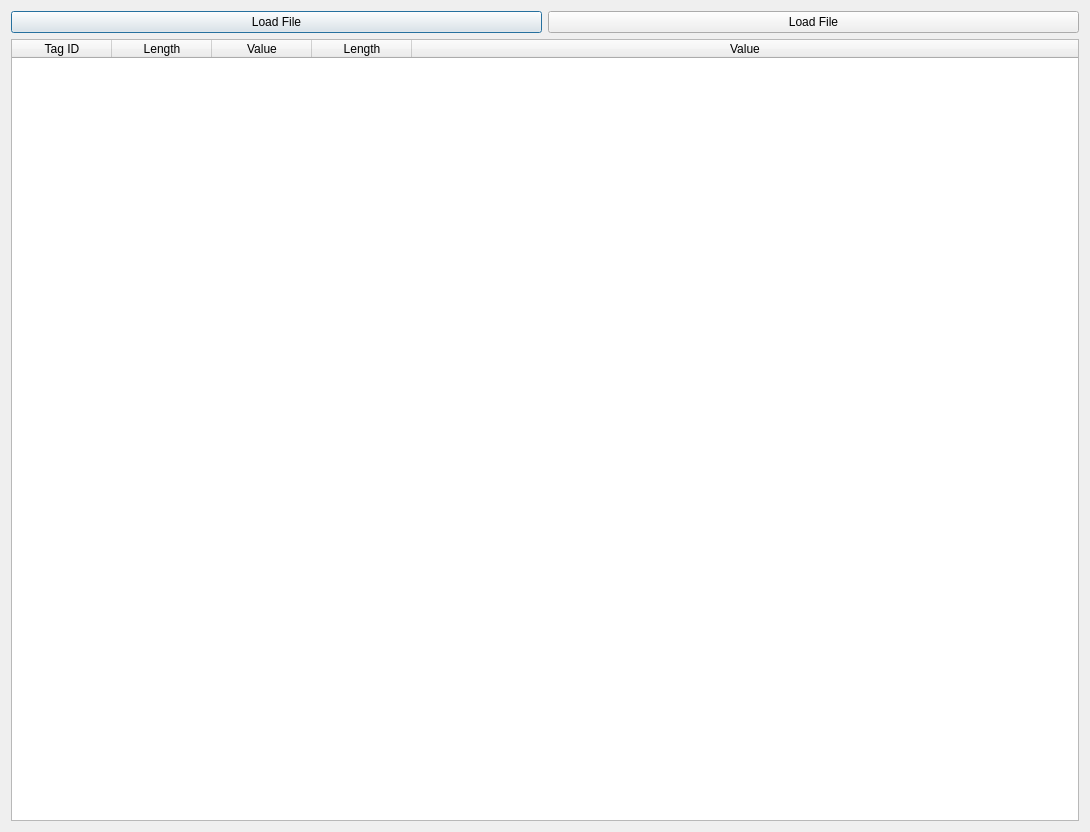
Qt form DICOM-Viewer/DICOM-Viewer/CompareDialog.ui (GavriloviciEduard/DICOM-Extractor-Viewer) before a commit.
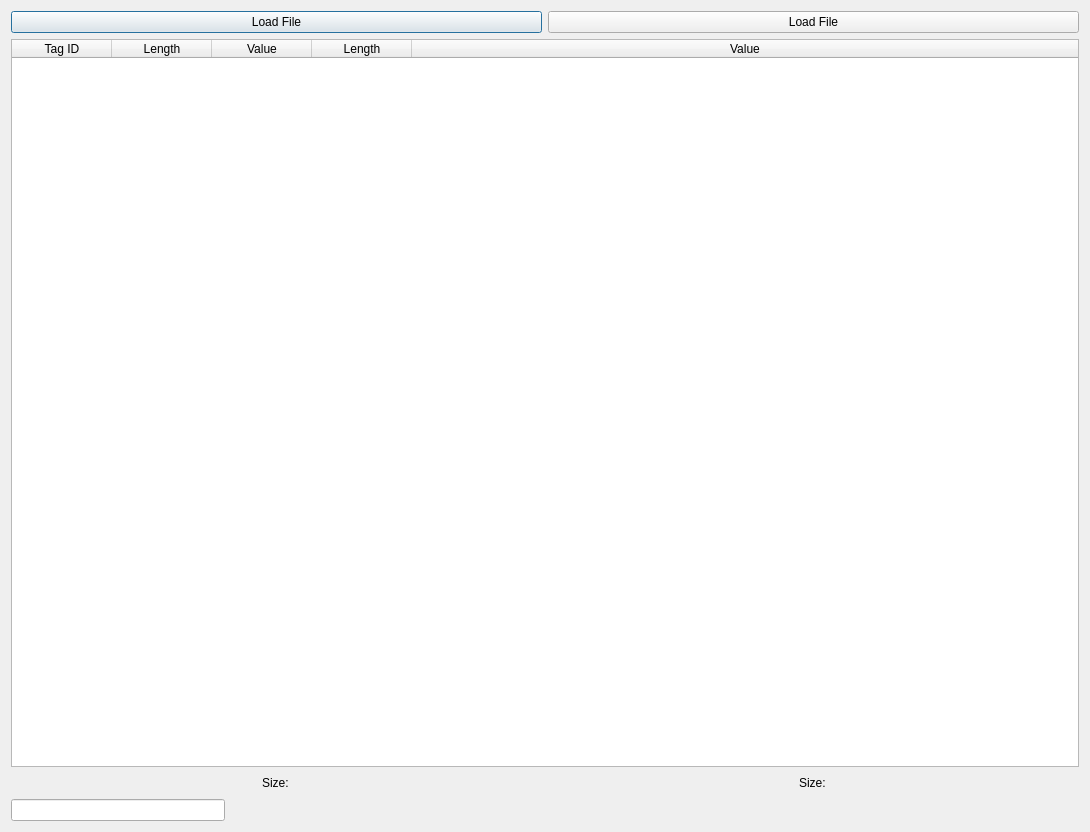
The same form after that commit.

Commit message: Added search for compare and minor fixez

The edit to the form file:
```diff
--- a/DICOM-Viewer/DICOM-Viewer/CompareDialog.ui
+++ b/DICOM-Viewer/DICOM-Viewer/CompareDialog.ui
@@ -41,7 +41,7 @@
       <bool>true</bool>
      </attribute>
      <attribute name="verticalHeaderVisible">
-      <bool>false</bool>
+      <bool>true</bool>
      </attribute>
      <column>
       <property name="text">
@@ -70,6 +70,139 @@
      </column>
     </widget>
    </item>
+   <item>
+    <layout class="QHBoxLayout" name="horizontalLayout_3">
+     <item>
+      <spacer name="horizontalSpacer_2">
+       <property name="orientation">
+        <enum>Qt::Horizontal</enum>
+       </property>
+       <property name="sizeHint" stdset="0">
+        <size>
+         <width>40</width>
+         <height>20</height>
+        </size>
+       </property>
+      </spacer>
+     </item>
+     <item>
+      <widget class="QLabel" name="labelSize1">
+       <property name="text">
+        <string>Size: </string>
+       </property>
+      </widget>
+     </item>
+     <item>
+      <spacer name="horizontalSpacer_5">
+       <property name="orientation">
+        <enum>Qt::Horizontal</enum>
+       </property>
+       <property name="sizeHint" stdset="0">
+        <size>
+         <width>40</width>
+         <height>20</height>
+        </size>
+       </property>
+      </spacer>
+     </item>
+     <item>
+      <spacer name="horizontalSpacer_4">
+       <property name="orientation">
+        <enum>Qt::Horizontal</enum>
+       </property>
+       <property name="sizeHint" stdset="0">
+        <size>
+         <width>40</width>
+         <height>20</height>
+        </size>
+       </property>
+      </spacer>
+     </item>
+     <item>
+      <widget class="QLabel" name="labelSize2">
+       <property name="text">
+        <string>Size: </string>
+       </property>
+      </widget>
+     </item>
+     <item>
+      <spacer name="horizontalSpacer_3">
+       <property name="orientation">
+        <enum>Qt::Horizontal</enum>
+       </property>
+       <property name="sizeHint" stdset="0">
+        <size>
+         <width>40</width>
+         <height>20</height>
+        </size>
+       </property>
+      </spacer>
+     </item>
+    </layout>
+   </item>
+   <item>
+    <layout class="QHBoxLayout" name="horizontalLayout_4">
+     <item>
+      <layout class="QHBoxLayout" name="horizontalLayout_2">
+       <item>
+        <widget class="QLineEdit" name="lineSearch"/>
+       </item>
+      </layout>
+     </item>
+     <item>
+      <spacer name="horizontalSpacer_8">
+       <property name="orientation">
+        <enum>Qt::Horizontal</enum>
+       </property>
+       <property name="sizeHint" stdset="0">
+        <size>
+         <width>40</width>
+         <height>20</height>
+        </size>
+       </property>
+      </spacer>
+     </item>
+     <item>
+      <spacer name="horizontalSpacer_7">
+       <property name="orientation">
+        <enum>Qt::Horizontal</enum>
+       </property>
+       <property name="sizeHint" stdset="0">
+        <size>
+         <width>40</width>
+         <height>20</height>
+        </size>
+       </property>
+      </spacer>
+     </item>
+     <item>
+      <spacer name="horizontalSpacer">
+       <property name="orientation">
+        <enum>Qt::Horizontal</enum>
+       </property>
+       <property name="sizeHint" stdset="0">
+        <size>
+         <width>80</width>
+         <height>20</height>
+        </size>
+       </property>
+      </spacer>
+     </item>
+     <item>
+      <spacer name="horizontalSpacer_6">
+       <property name="orientation">
+        <enum>Qt::Horizontal</enum>
+       </property>
+       <property name="sizeHint" stdset="0">
+        <size>
+         <width>40</width>
+         <height>20</height>
+        </size>
+       </property>
+      </spacer>
+     </item>
+    </layout>
+   </item>
   </layout>
  </widget>
  <resources/>
```
Left out of the diff: 17 changed lines with no effect on the pictures. The commit also changes 5 other files.
